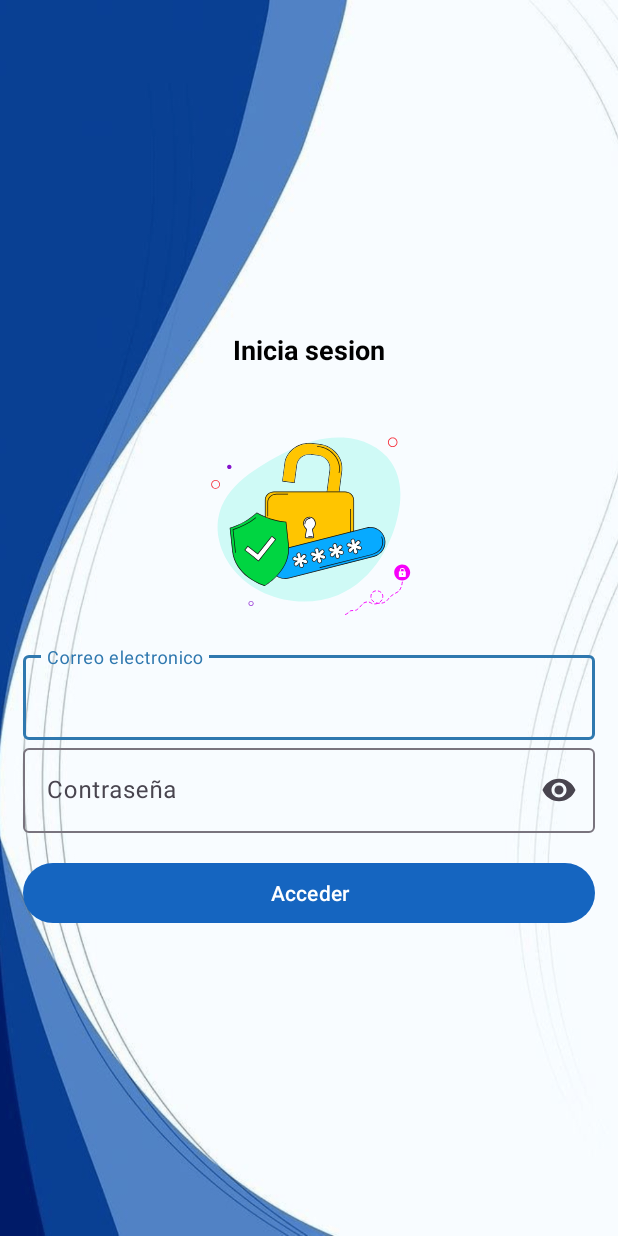
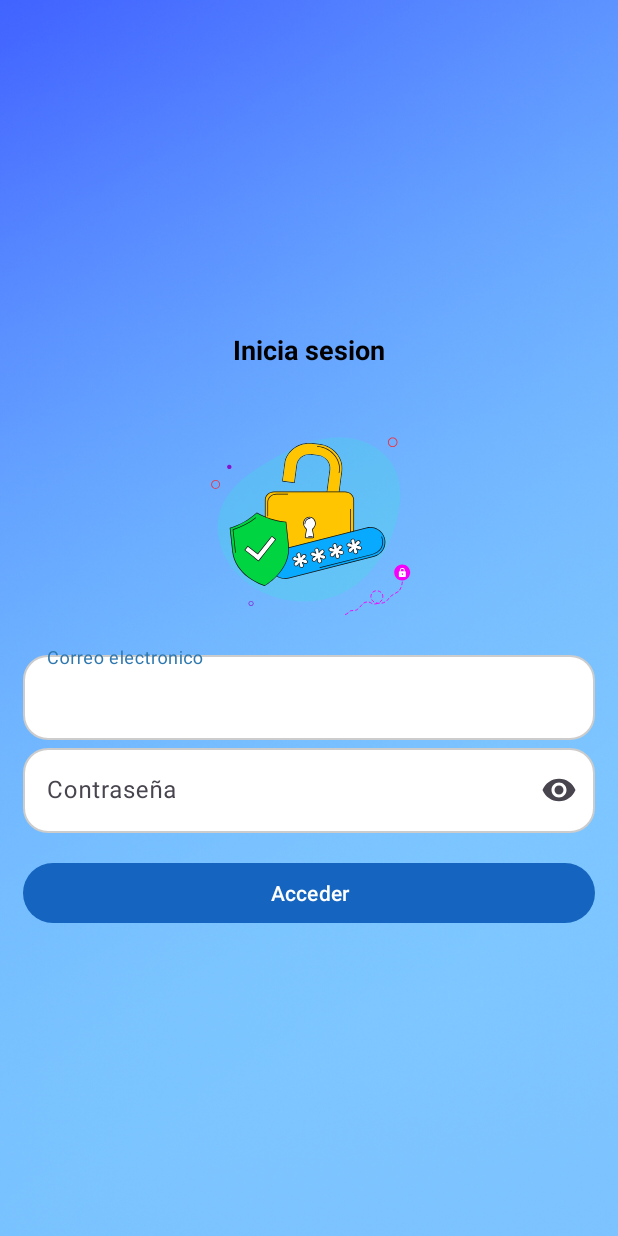
Before and after one commit to fercastillo6009/AltecomDevApp, an Android app: the screen it shows after launch (InicioSesion), on a phone screen of 412 x 824 dp. Run offline under Robolectric (Android 15) with nearby library versions, the phone set to English and light mode, and no system bars; our stand-ins replace Firebase (no records; nobody signed in at launch, a user with empty details on screens opened directly); libraries missing offline, so code that uses them is left out: com.cloudinary.android; Roboto replaces fonts that are not available here; 2 statements that could not run were skipped.

Commit message:
v1.7.0: diseño mas pulidos y correccion de errores

```diff
--- a/app/build.gradle
+++ b/app/build.gradle
@@ -12,7 +12,7 @@ android {
         minSdk 23
         targetSdk 33
         versionCode 1
-        versionName "1.6.0"
+        versionName "1.7.0"
 
         testInstrumentationRunner "androidx.test.runner.AndroidJUnitRunner"
     }
--- a/app/src/main/AndroidManifest.xml
+++ b/app/src/main/AndroidManifest.xml
@@ -44,7 +44,6 @@
         </activity>
 
         <receiver android:name=".RecordatorioReceiver" android:exported="false"/>
-        <activity android:name=".AsignarTareaFragment" />
 
     </application>
 
--- a/app/src/main/java/com/example/fondodepantalla/InicioSesion.java
+++ b/app/src/main/java/com/example/fondodepantalla/InicioSesion.java
@@ -1,16 +1,18 @@
 package com.example.fondodepantalla;
 
 import androidx.annotation.NonNull;
-import androidx.appcompat.app.ActionBar;
 import androidx.appcompat.app.AppCompatActivity;
-
 import android.app.AlertDialog;
 import android.app.ProgressDialog;
 import android.content.DialogInterface;
 import android.content.Intent;
+import android.os.Build;
 import android.os.Bundle;
 import android.util.Patterns;
 import android.view.View;
+import android.view.WindowInsets;
+import android.view.WindowInsetsController;
+import android.view.WindowManager;
 import android.widget.Button;
 import android.widget.EditText;
 import android.widget.Toast;
@@ -36,6 +38,7 @@ public class InicioSesion extends AppCompatActivity {
         super.onCreate(savedInstanceState);
         setContentView(R.layout.activity_inicio_sesion);
 
+        ocultarStatusBarYNavBar();
 
         Correo = findViewById(R.id.Correo);
         Password = findViewById(R.id.Password);
@@ -65,6 +68,30 @@ public class InicioSesion extends AppCompatActivity {
 
             }
         });
+    }
+
+    private void ocultarStatusBarYNavBar() {
+        if (Build.VERSION.SDK_INT >= Build.VERSION_CODES.R) {
+            final WindowInsetsController insetsController = getWindow().getInsetsController();
+            if (insetsController != null) {
+                insetsController.hide(
+                        WindowInsets.Type.statusBars() | WindowInsets.Type.navigationBars()
+                );
+                insetsController.setSystemBarsBehavior(
+                        WindowInsetsController.BEHAVIOR_SHOW_TRANSIENT_BARS_BY_SWIPE
+                );
+            }
+        } else {
+            // Compatibilidad con versiones anteriores
+            getWindow().getDecorView().setSystemUiVisibility(
+                    View.SYSTEM_UI_FLAG_FULLSCREEN
+                            | View.SYSTEM_UI_FLAG_HIDE_NAVIGATION
+                            | View.SYSTEM_UI_FLAG_IMMERSIVE_STICKY
+                            | View.SYSTEM_UI_FLAG_LAYOUT_FULLSCREEN
+                            | View.SYSTEM_UI_FLAG_LAYOUT_HIDE_NAVIGATION
+                            | View.SYSTEM_UI_FLAG_LAYOUT_STABLE
+            );
+        }
     }
 
     private void LogAdmin(String correo, String pass) {
--- /dev/null
+++ b/app/src/main/res/drawable/rounded_edittext.xml
@@ -0,0 +1,8 @@
+<shape xmlns:android="http://schemas.android.com/apk/res/android"
+    android:shape="rectangle">
+    <solid android:color="#FFFFFF"/> <!-- fondo -->
+    <corners android:radius="16dp"/> <!-- redondeo -->
+    <stroke
+        android:width="1dp"
+        android:color="#CCCCCC"/> <!-- borde opcional -->
+</shape>
--- a/app/src/main/res/layout/activity_inicio_sesion.xml
+++ b/app/src/main/res/layout/activity_inicio_sesion.xml
@@ -5,7 +5,7 @@
     xmlns:tools="http://schemas.android.com/tools"
     android:layout_width="match_parent"
     android:layout_height="match_parent"
-    android:background="?attr/colorSurface"
+    android:background="#000000"
     tools:context=".InicioSesion">
 
     <!-- Fondo -->
@@ -13,7 +13,7 @@
         android:id="@+id/bgImage"
         android:layout_width="0dp"
         android:layout_height="0dp"
-        android:src="@drawable/background_login"
+        android:src="@drawable/background_log"
         android:scaleType="centerCrop"
         android:adjustViewBounds="true"
         app:layout_constraintTop_toTopOf="parent"
@@ -67,6 +67,7 @@
                 android:layout_height="wrap_content"
                 android:hint="@string/Correo"
                 android:textColor="#000000"
+                android:background="@drawable/rounded_edittext"
                 android:textColorHint="#757575"
                 android:inputType="textEmailAddress"/>
         </com.google.android.material.textfield.TextInputLayout>
@@ -83,6 +84,7 @@
                 android:layout_height="wrap_content"
                 android:hint="@string/Password"
                 android:textColor="#000000"
+                android:background="@drawable/rounded_edittext"
                 android:textColorHint="#757575"
                 android:inputType="textPassword"/>
         </com.google.android.material.textfield.TextInputLayout>
--- a/app/src/main/res/values/colors.xml
+++ b/app/src/main/res/values/colors.xml
@@ -27,6 +27,8 @@
 
     <color name="green">#22FB5F</color>
     <color name="red">#FA3C2E</color>
+    <color name="bgcolor">#000000</color>
+
 
 
 </resources>
```
Also changed, not shown: app/src/main/java/com/example/fondodepantalla/MainActivityAdministrador.java (+49 -1 lines), app/src/main/res/layout/fragment_registro_admin.xml (+11 -8 lines), app/src/main/res/layout/item_task.xml (+56 -7 lines), app/src/main/res/drawable/background_log.png (added), app/src/main/res/drawable/ic_task.png (added).
